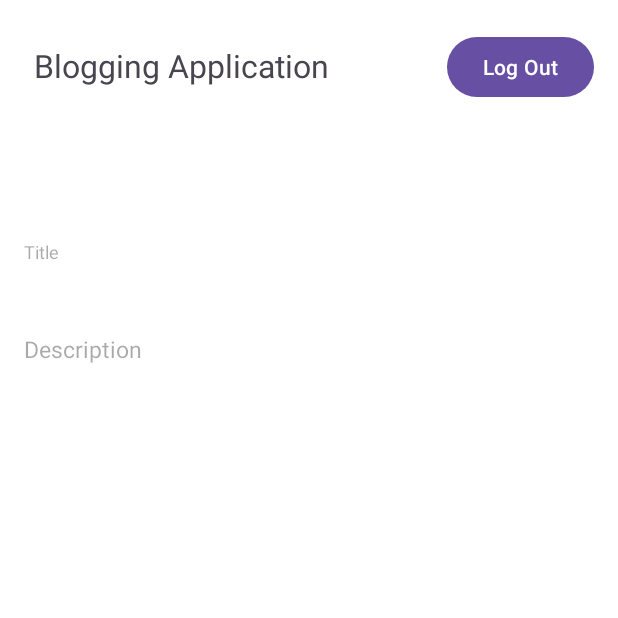
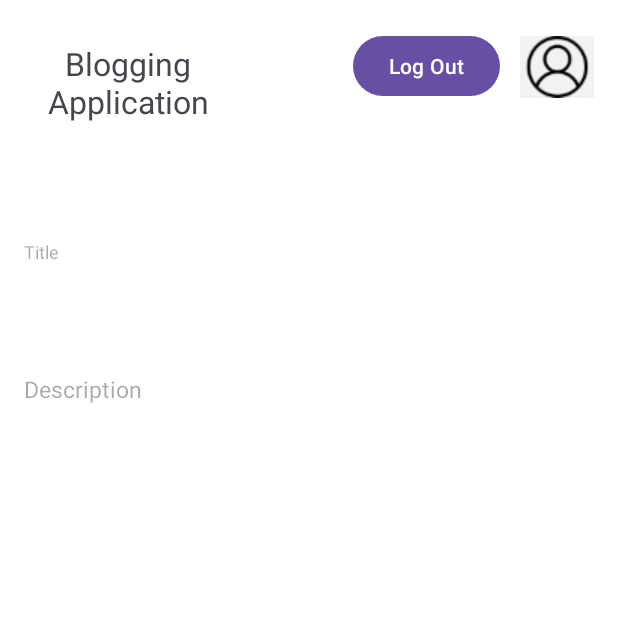
Before and after one commit to Shravanth-MR/Blog-Application, an Android app: the Home screen opened directly, with no data from a screen before it, on a phone screen of 412 x 824 dp, the top half of it. Run offline under Robolectric (Android 15) with nearby library versions, the phone set to English and light mode, and no system bars; our stand-ins replace Firebase (no records; nobody signed in at launch, a user with empty details on screens opened directly).

Commit message:
added profile page

```diff
--- a/Blogapp/app/src/main/AndroidManifest.xml
+++ b/Blogapp/app/src/main/AndroidManifest.xml
@@ -26,9 +26,7 @@
                 <category android:name="android.intent.category.LAUNCHER" />
             </intent-filter>
         </activity>
-        <activity
-            android:name=".MainActivity"
-            android:exported="false" />
+
         <activity
             android:name=".Register"
             android:exported="false" />
--- a/Blogapp/app/src/main/java/com/example/blog_app/Home.kt
+++ b/Blogapp/app/src/main/java/com/example/blog_app/Home.kt
@@ -2,9 +2,11 @@ package com.example.blog_app
 
 import android.annotation.SuppressLint
 import android.content.Intent
+import android.media.Image
 import androidx.appcompat.app.AppCompatActivity
 import android.os.Bundle
 import android.widget.Button
+import android.widget.ImageButton
 import com.google.firebase.auth.FirebaseAuth
 import com.google.firebase.auth.ktx.auth
 import com.google.firebase.ktx.Firebase
@@ -14,13 +16,17 @@ class Home : AppCompatActivity() {
 
     private lateinit var auth: FirebaseAuth
     private lateinit var logoutButton:Button
+    private lateinit var profileButton : ImageButton
+
     @SuppressLint("MissingInflatedId")
     override fun onCreate(savedInstanceState: Bundle?) {
+
         super.onCreate(savedInstanceState)
         setContentView(R.layout.activity_home)
 
         auth = Firebase.auth
         logoutButton = findViewById(R.id.logout_button)
+        profileButton = findViewById(R.id.profile_button)
 
         logoutButton.setOnClickListener {
             auth.signOut()
@@ -29,6 +35,12 @@ class Home : AppCompatActivity() {
             finish()
             //hello
         }
+        profileButton.setOnClickListener {
+            val intent = Intent(this, Profile::class.java)
+            startActivity(intent)
+            finish()
+        }
+
 
     }
 }
--- a/Blogapp/app/src/main/java/com/example/blog_app/Login.kt
+++ b/Blogapp/app/src/main/java/com/example/blog_app/Login.kt
@@ -52,7 +52,7 @@ class Login : AppCompatActivity() {
                 if (task.isSuccessful) {
                     // Sign in success, update UI with the signed-in user's information
                     val user = auth.currentUser
-                    val intent = Intent(this, Profile::class.java)
+                    val intent = Intent(this, Home::class.java)
                     startActivity(intent)
                 } else {
                     // If sign in fails, display a message to the user.
--- a/Blogapp/app/src/main/res/layout/activity_home.xml
+++ b/Blogapp/app/src/main/res/layout/activity_home.xml
@@ -7,14 +7,26 @@
     android:background="#FFFFFF"
     tools:context=".Home">
 
+    <Button
+        android:id="@+id/logout_button"
+        android:layout_width="wrap_content"
+        android:layout_height="wrap_content"
+        android:text="Log Out"
+        app:layout_constraintBottom_toBottomOf="parent"
+        app:layout_constraintEnd_toEndOf="parent"
+        app:layout_constraintHorizontal_bias="0.75"
+        app:layout_constraintStart_toStartOf="parent"
+        app:layout_constraintTop_toTopOf="parent"
+        app:layout_constraintVertical_bias="0.026" />
+
     <TextView
         android:id="@+id/textView"
-        android:layout_width="209dp"
-        android:layout_height="51dp"
+        android:layout_width="126dp"
+        android:layout_height="96dp"
+        android:paddingTop="5pt"
         android:text="Blogging Application"
         android:textAlignment="center"
         android:textSize="21dp"
-        android:paddingTop="5pt"
         app:layout_constraintBottom_toBottomOf="parent"
         app:layout_constraintEnd_toEndOf="parent"
         app:layout_constraintHorizontal_bias="0.079"
@@ -41,27 +53,28 @@
         android:id="@+id/textView4"
         android:layout_width="355dp"
         android:layout_height="105dp"
+        android:hint="Description"
         android:paddingTop="5pt"
         android:textAlignment="textStart"
         android:textSize="15dp"
-        android:hint="Description"
         app:layout_constraintBottom_toBottomOf="parent"
         app:layout_constraintEnd_toEndOf="parent"
         app:layout_constraintHorizontal_bias="0.285"
         app:layout_constraintStart_toStartOf="parent"
         app:layout_constraintTop_toTopOf="parent"
-        app:layout_constraintVertical_bias="0.293" />
+        app:layout_constraintVertical_bias="0.33" />
 
-    <Button
-        android:id="@+id/logout_button"
-        android:layout_width="wrap_content"
-        android:layout_height="wrap_content"
-        android:text="Log Out"
+    <ImageButton
+        android:id="@+id/profile_button"
+        android:layout_width="49dp"
+        android:layout_height="47dp"
         app:layout_constraintBottom_toBottomOf="parent"
         app:layout_constraintEnd_toEndOf="parent"
-        app:layout_constraintHorizontal_bias="0.948"
+        app:layout_constraintHorizontal_bias="0.955"
         app:layout_constraintStart_toStartOf="parent"
         app:layout_constraintTop_toTopOf="parent"
-        app:layout_constraintVertical_bias="0.027" />
+        app:layout_constraintVertical_bias="0.027"
+        app:srcCompat="@drawable/profilepng1" />
+
 
 </androidx.constraintlayout.widget.ConstraintLayout>
```
Also changed, not shown: Blogapp/app/src/main/java/com/example/blog_app/MainActivity.kt (deleted, +0 -11 lines), Blogapp/app/src/main/res/layout/activity_main.xml (deleted, +0 -20 lines), Blogapp/app/src/main/res/drawable/img.png (added), Blogapp/app/src/main/res/drawable/profilepng.png (added), Blogapp/app/src/main/res/drawable/profilepng1.png (added).
